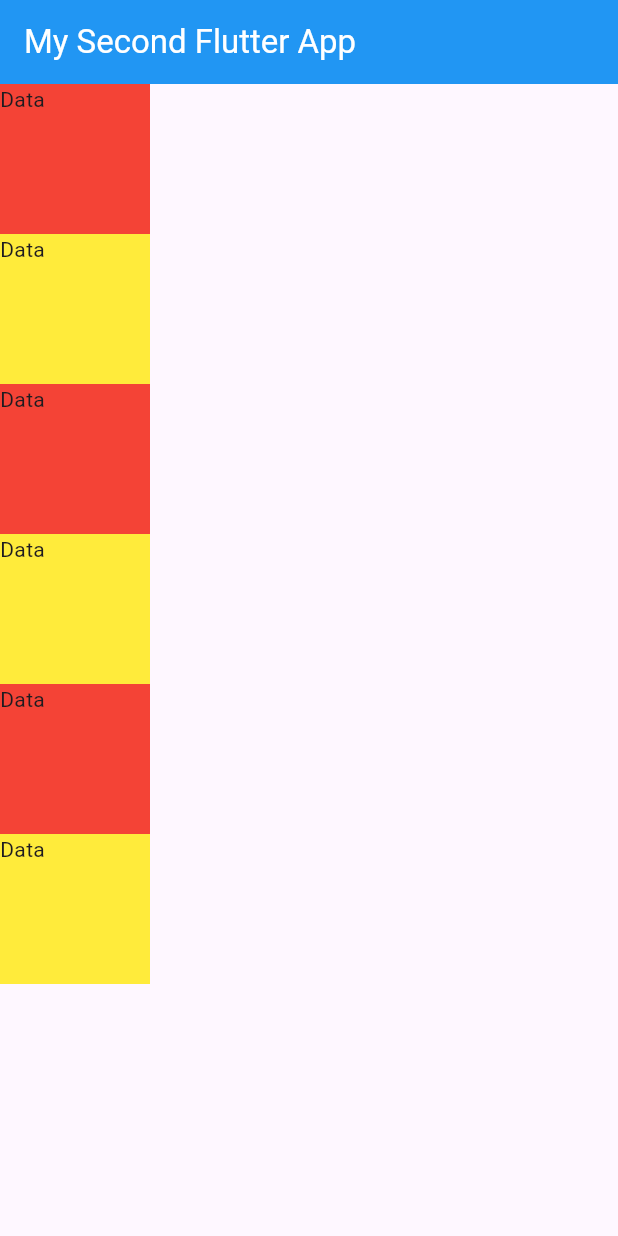
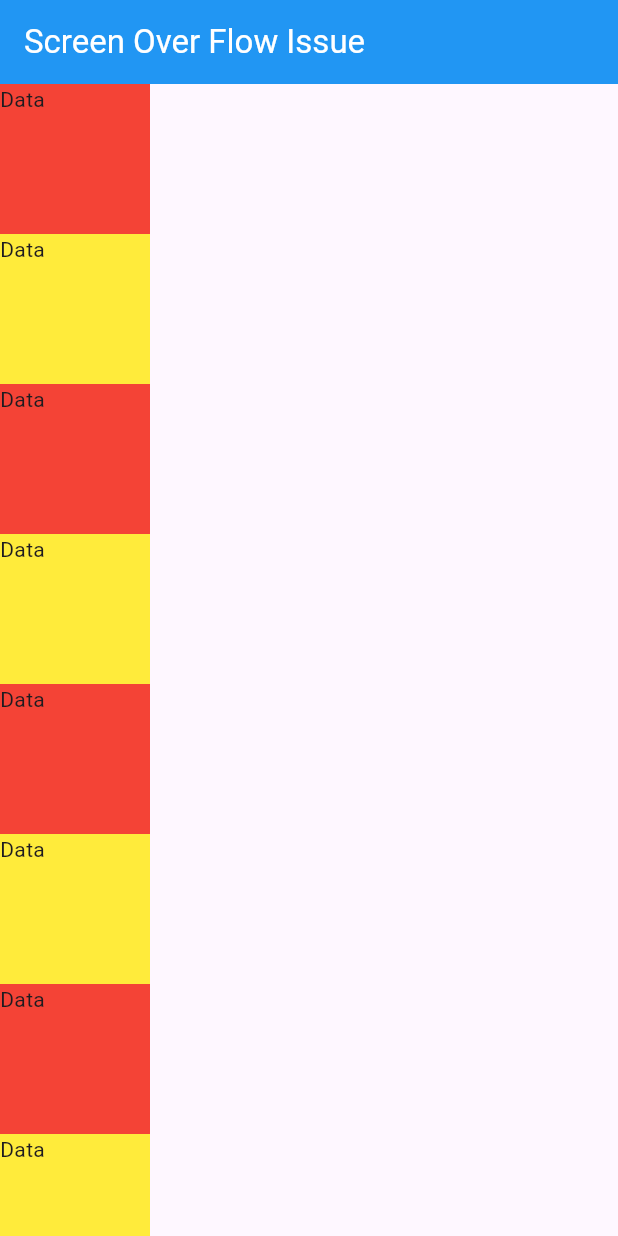
Before and after one commit to SuhAilMAnzoor/second_flutter_on_structure, a Flutter app: the screen it shows after launch, on a phone screen of 412 x 824 dp. Run offline on Flutter 3.47's test engine with Material 3 defaults, Android fonts, the phone set to English and light mode, and no system bars.

Commit message:
Use 8 Containers in column and and set red yello color on them,Screen Over flow Issue

```diff
--- /dev/null
+++ b/lib/SelfLearning01_ScreenOverFlowedError.dart
@@ -0,0 +1,72 @@
+// Replace Class Name in main.dart file so you can check out what i have learnt
+//Relace ProfileView into SelfLearning01 class in the main.dart file line no 14.
+// to Access This File and Check What i have done i mean what i have learnt
+import 'package:flutter/material.dart';
+
+class SelfLearning01 extends StatelessWidget {
+  const SelfLearning01({super.key});
+
+  @override
+  Widget build(BuildContext context) {
+    return Scaffold(
+        appBar: AppBar(
+          title: const Text("Screen Over Flow Issue",
+              style: TextStyle(color: Colors.white)),
+          backgroundColor: Colors.blue,
+        ),
+        body: Column(
+          children: [
+            Container(
+              height: 100,
+              width: 100,
+              color: Colors.red,
+              child: Text("Data"),
+            ),
+            Container(
+              height: 100,
+              width: 100,
+              color: Colors.yellow,
+              child: Text("Data"),
+            ),
+            Container(
+              height: 100,
+              width: 100,
+              color: Colors.red,
+              child: Text("Data"),
+            ),
+            Container(
+              height: 100,
+              width: 100,
+              color: Colors.yellow,
+              child: Text("Data"),
+            ),
+            Container(
+              height: 100,
+              width: 100,
+              color: Colors.red,
+              child: Text("Data"),
+            ),
+            Container(
+              height: 100,
+              width: 100,
+              color: Colors.yellow,
+              child: Text("Data"),
+            ),
+            Container(
+              height: 100,
+              width: 100,
+              color: Colors.red,
+              child: Text("Data"),
+            ),
+            Container(
+              height: 100,
+              width: 100,
+              color: Colors.yellow,
+              child: Text("Data"),
+            ),
+          ],
+        ));
+  }
+}
+
+// Screen Overflowed Issue in This File
--- a/lib/main.dart
+++ b/lib/main.dart
@@ -1,5 +1,5 @@
 import 'package:flutter/material.dart';
-import 'package:my_first_flutter_project/profile_view.dart';
+import 'package:my_first_flutter_project/SelfLearning01_ScreenOverFlowedError.dart';
 
 void main() {
   runApp(const MyApp());
@@ -11,7 +11,7 @@ class MyApp extends StatelessWidget {
   @override
   Widget build(BuildContext context) {
     return const MaterialApp(
-      home: ProfileView(),
+      home: SelfLearning01(),
     );
   }
 }
```
